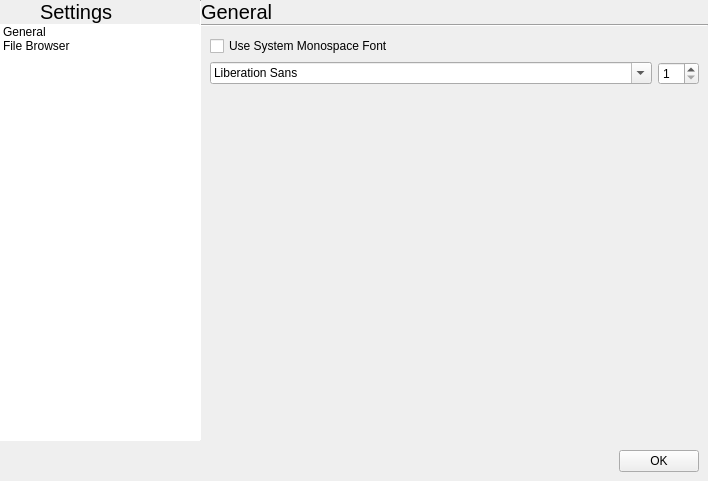
Above: slate/settingsdialog.ui from theCheeseboard/theSlate before the change. Below: the same form after it.
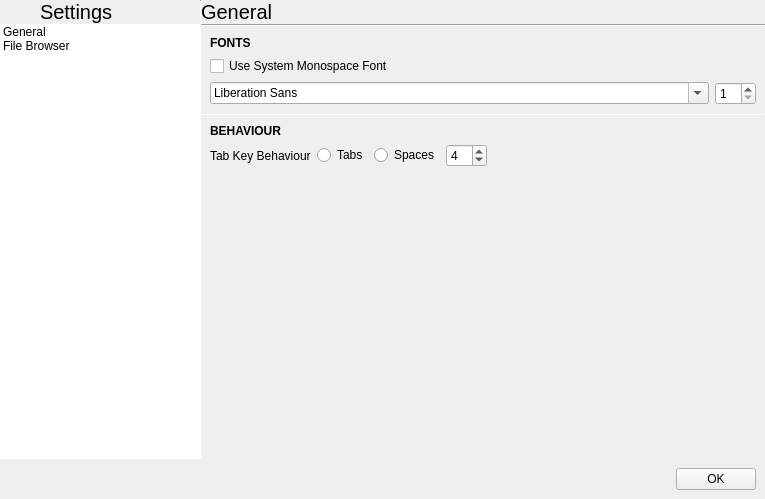
That is the form after the change. The open tabs and pages were chosen to show the change. Icons and pictures are not drawn.

Commit message: Tabbing behaviour

What changed in the file:
```diff
--- a/slate/settingsdialog.ui
+++ b/slate/settingsdialog.ui
@@ -6,8 +6,8 @@
    <rect>
     <x>0</x>
     <y>0</y>
-    <width>708</width>
-    <height>481</height>
+    <width>765</width>
+    <height>499</height>
    </rect>
   </property>
   <property name="windowTitle">
@@ -211,6 +211,39 @@
           </widget>
          </item>
          <item>
+          <widget class="QScrollArea" name="scrollArea">
+           <property name="frameShape">
+            <enum>QFrame::NoFrame</enum>
+           </property>
+           <property name="widgetResizable">
+            <bool>true</bool>
+           </property>
+           <widget class="QWidget" name="scrollAreaWidgetContents">
+            <property name="geometry">
+             <rect>
+              <x>0</x>
+              <y>0</y>
+              <width>562</width>
+              <height>416</height>
+             </rect>
+            </property>
+            <layout class="QVBoxLayout" name="verticalLayout_7">
+             <property name="spacing">
+              <number>0</number>
+             </property>
+             <property name="leftMargin">
+              <number>0</number>
+             </property>
+             <property name="topMargin">
+              <number>0</number>
+             </property>
+             <property name="rightMargin">
+              <number>0</number>
+             </property>
+             <property name="bottomMargin">
+              <number>0</number>
+             </property>
+             <item>
           <layout class="QVBoxLayout" name="verticalLayout_4">
            <property name="spacing">
             <number>6</number>
@@ -227,6 +260,19 @@
            <property name="bottomMargin">
             <number>9</number>
            </property>
+               <item>
+                <widget class="QLabel" name="label_4">
+                 <property name="font">
+                  <font>
+                   <weight>75</weight>
+                   <bold>true</bold>
+                  </font>
+                 </property>
+                 <property name="text">
+                  <string>FONTS</string>
+                 </property>
+                </widget>
+               </item>
            <item>
             <widget class="QCheckBox" name="systemMonospaceFont">
              <property name="text">
@@ -261,6 +307,121 @@
              </item>
             </layout>
            </item>
+              </layout>
+             </item>
+             <item>
+              <widget class="Line" name="line_5">
+               <property name="maximumSize">
+                <size>
+                 <width>16777215</width>
+                 <height>1</height>
+                </size>
+               </property>
+               <property name="orientation">
+                <enum>Qt::Horizontal</enum>
+               </property>
+              </widget>
+             </item>
+             <item>
+              <layout class="QGridLayout" name="gridLayout">
+               <property name="leftMargin">
+                <number>9</number>
+               </property>
+               <property name="topMargin">
+                <number>9</number>
+               </property>
+               <property name="rightMargin">
+                <number>9</number>
+               </property>
+               <property name="bottomMargin">
+                <number>9</number>
+               </property>
+               <property name="spacing">
+                <number>6</number>
+               </property>
+               <item row="1" column="1">
+                <widget class="QWidget" name="widget" native="true">
+                 <property name="sizePolicy">
+                  <sizepolicy hsizetype="Expanding" vsizetype="Preferred">
+                   <horstretch>0</horstretch>
+                   <verstretch>0</verstretch>
+                  </sizepolicy>
+                 </property>
+                 <layout class="QHBoxLayout" name="horizontalLayout_5">
+                  <property name="leftMargin">
+                   <number>0</number>
+                  </property>
+                  <property name="topMargin">
+                   <number>0</number>
+                  </property>
+                  <property name="rightMargin">
+                   <number>0</number>
+                  </property>
+                  <property name="bottomMargin">
+                   <number>0</number>
+                  </property>
+                  <item>
+                   <widget class="QRadioButton" name="tabKeyTabs">
+                    <property name="text">
+                     <string>Tabs</string>
+                    </property>
+                   </widget>
+                  </item>
+                  <item>
+                   <widget class="QRadioButton" name="tabKeySpaces">
+                    <property name="text">
+                     <string>Spaces</string>
+                    </property>
+                   </widget>
+                  </item>
+                  <item>
+                   <widget class="QSpinBox" name="tabKeySpaceNunber">
+                    <property name="minimum">
+                     <number>1</number>
+                    </property>
+                    <property name="value">
+                     <number>4</number>
+                    </property>
+                   </widget>
+                  </item>
+                  <item>
+                   <spacer name="horizontalSpacer_2">
+                    <property name="orientation">
+                     <enum>Qt::Horizontal</enum>
+                    </property>
+                    <property name="sizeHint" stdset="0">
+                     <size>
+                      <width>40</width>
+                      <height>20</height>
+                     </size>
+                    </property>
+                   </spacer>
+                  </item>
+                 </layout>
+                </widget>
+               </item>
+               <item row="1" column="0">
+                <widget class="QLabel" name="label_5">
+                 <property name="text">
+                  <string>Tab Key Behaviour</string>
+                 </property>
+                </widget>
+               </item>
+               <item row="0" column="0" colspan="2">
+                <widget class="QLabel" name="label_6">
+                 <property name="font">
+                  <font>
+                   <weight>75</weight>
+                   <bold>true</bold>
+                  </font>
+                 </property>
+                 <property name="text">
+                  <string>BEHAVIOUR</string>
+                 </property>
+                </widget>
+               </item>
+              </layout>
+             </item>
            <item>
             <spacer name="verticalSpacer">
              <property name="orientation">
@@ -269,12 +430,14 @@
              <property name="sizeHint" stdset="0">
               <size>
                <width>20</width>
-               <height>40</height>
+                 <height>252</height>
               </size>
              </property>
             </spacer>
            </item>
           </layout>
+           </widget>
+          </widget>
          </item>
         </layout>
        </widget>
```
Left out of the diff: 2 changed lines with no effect on the pictures. Lines whose indentation alone changed are shown as unchanged. The commit also changes 25 other files.
